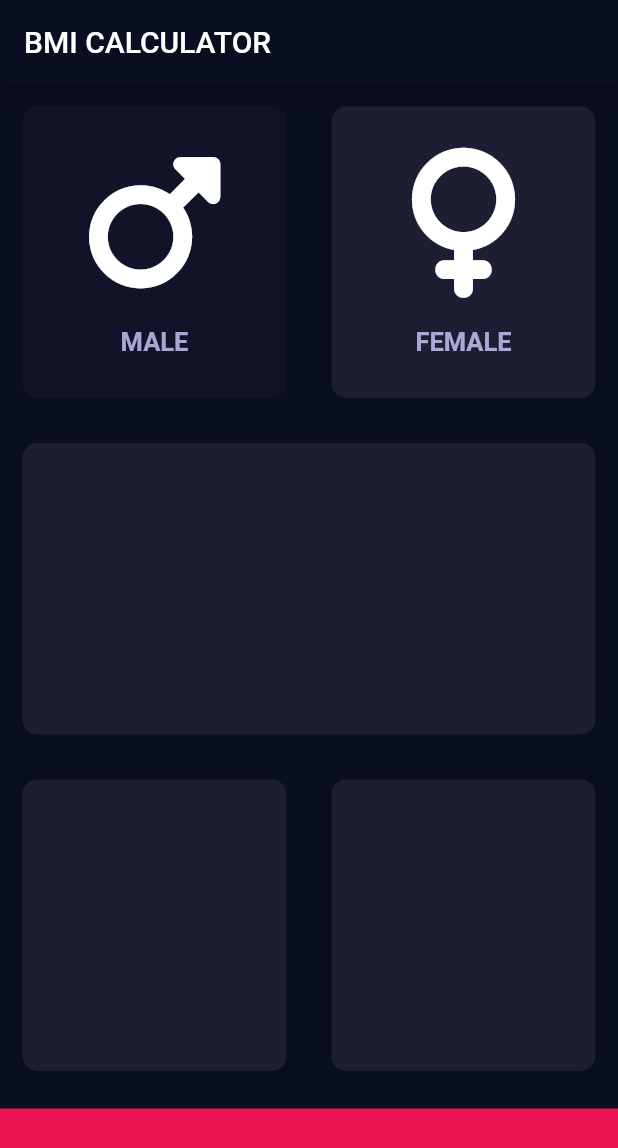
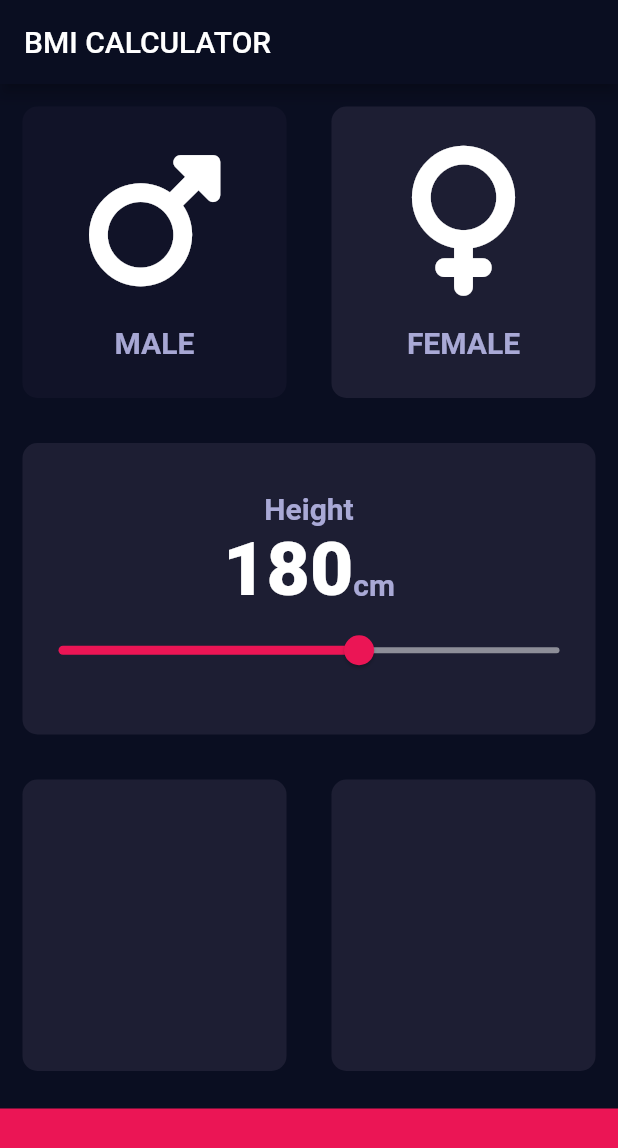
Before and after one commit to londonappbrewery/bmi-calculator-flutter, a Flutter app: the screen it shows after launch, after a tap on "MALE", on a phone screen of 412 x 824 dp. Shown: the top 1148 px of the screen. Run offline on Flutter 3.47's test engine with Material 2 defaults, Android fonts, the phone set to English and light mode, and no system bars; our stand-ins replace font_awesome_flutter.

Commit message:
Input Page Completed

```diff
--- a/lib/Reusable_Card.dart
+++ /dev/null
@@ -1,18 +0,0 @@
-import 'package:flutter/material.dart';
-
-class ReusableCard extends StatelessWidget {
-  ReusableCard({@required this.colour, this.cardChild});
-  final Widget cardChild;
-  final Color colour;
-  @override
-  Widget build(BuildContext context) {
-    return Container(
-      child: cardChild,
-      margin: EdgeInsets.all(15.0),
-      decoration: BoxDecoration(
-        color: colour,
-        borderRadius: BorderRadius.circular(10.0),
-      ),
-    );
-  }
-}
--- /dev/null
+++ b/lib/components/Reusable_Card.dart
@@ -0,0 +1,22 @@
+import 'package:flutter/material.dart';
+
+class ReusableCard extends StatelessWidget {
+  ReusableCard({@required this.colour, this.cardChild, this.onPress});
+  final Widget cardChild;
+  final Color colour;
+  final Function onPress;
+  @override
+  Widget build(BuildContext context) {
+    return GestureDetector(
+      onTap: onPress,
+      child: Container(
+        child: cardChild,
+        margin: EdgeInsets.all(15.0),
+        decoration: BoxDecoration(
+          color: colour,
+          borderRadius: BorderRadius.circular(10.0),
+        ),
+      ),
+    );
+  }
+}
--- a/lib/card_details.dart
+++ b/lib/components/card_details.dart
@@ -1,13 +1,9 @@
 import 'package:flutter/material.dart';
-
-const labelStyle = TextStyle(
-  color: Color(0xCCCCCCFF),
-  fontSize: 17,
-  fontWeight: FontWeight.bold,
-);
+import '../constants.dart';
 
 class cardDetails extends StatelessWidget {
   cardDetails({this.cardIcon, this.cardText});
+
   final IconData cardIcon;
   final String cardText;
 
@@ -25,7 +21,7 @@ class cardDetails extends StatelessWidget {
         ),
         Text(
           cardText,
-          style: labelStyle,
+          style: kLabelStyle,
         ),
       ],
     );
--- /dev/null
+++ b/lib/constants.dart
@@ -0,0 +1,14 @@
+import 'package:flutter/material.dart';
+
+const kCardColour = Color(0xFF1D1E33);
+const kTapCardColour = Color(0xFF111328);
+const kBottomContainerColor = Color(0xFFEB1555);
+const kNumberStyle = TextStyle(
+  fontSize: 50.0,
+  fontWeight: FontWeight.w900,
+);
+const kLabelStyle = TextStyle(
+  color: Color(0xCCCCCCFF),
+  fontSize: 20,
+  fontWeight: FontWeight.bold,
+);
--- a/lib/input_page.dart
+++ /dev/null
@@ -1,120 +0,0 @@
-import 'package:flutter/material.dart';
-import 'package:font_awesome_flutter/font_awesome_flutter.dart';
-import 'Reusable_Card.dart';
-import 'card_details.dart';
-
-const cardColour = Color(0xFF1D1E33);
-const tapCardColour = Color(0xFF111328);
-const bottomContainerColor = Color(0xFFEB1555);
-
-enum Gender {
-  male,
-  female,
-}
-
-class InputPage extends StatefulWidget {
-  @override
-  _InputPageState createState() => _InputPageState();
-}
-
-class _InputPageState extends State<InputPage> {
-  Color maleCardColor = cardColour;
-  Color femaleCardColor = cardColour;
-
-  void updateColor(Gender gender) {
-    if (gender == Gender.male) {
-      if (maleCardColor == cardColour) {
-        maleCardColor = tapCardColour;
-        femaleCardColor = cardColour;
-      } else {
-        maleCardColor = cardColour;
-      }
-    } else if (gender == Gender.female) {
-      if (femaleCardColor == cardColour) {
-        maleCardColor = cardColour;
-        femaleCardColor = tapCardColour;
-      } else {
-        femaleCardColor = cardColour;
-      }
-    }
-  }
-
-  @override
-  Widget build(BuildContext context) {
-    return Scaffold(
-      appBar: AppBar(
-        title: Text('BMI CALCULATOR'),
-        backgroundColor: Color(0xFF0A0E21),
-      ),
-      body: Column(
-        children: [
-          Expanded(
-            child: Row(
-              children: [
-                Expanded(
-                  child: GestureDetector(
-                    onTap: () {
-                      setState(() {
-                        updateColor(Gender.male);
-                      });
-                    },
-                    child: ReusableCard(
-                      colour: maleCardColor,
-                      cardChild: cardDetails(
-                        cardIcon: FontAwesomeIcons.mars,
-                        cardText: 'MALE',
-                      ),
-                    ),
-                  ),
-                ),
-                Expanded(
-                  child: GestureDetector(
-                    onTap: () {
-                      setState(() {
-                        updateColor(Gender.female);
-                      });
-                    },
-                    child: ReusableCard(
-                      colour: femaleCardColor,
-                      cardChild: cardDetails(
-                        cardIcon: FontAwesomeIcons.venus,
-                        cardText: 'FEMALE',
-                      ),
-                    ),
-                  ),
-                )
-              ],
-            ),
-          ),
-          Expanded(
-            child: ReusableCard(
-              colour: cardColour,
-            ),
-          ),
-          Expanded(
-            child: Row(
-              children: [
-                Expanded(
-                  child: ReusableCard(
-                    colour: cardColour,
-                  ),
-                ),
-                Expanded(
-                  child: ReusableCard(
-                    colour: cardColour,
-                  ),
-                )
-              ],
-            ),
-          ),
-          Container(
-            color: bottomContainerColor,
-            margin: EdgeInsets.only(top: 10.0),
-            height: 85.0,
-            width: double.infinity,
-          ),
-        ],
-      ),
-    );
-  }
-}
--- a/lib/main.dart
+++ b/lib/main.dart
@@ -1,5 +1,5 @@
 import 'package:flutter/material.dart';
-import 'input_page.dart';
+import 'screens/input_page.dart';
 
 void main() => runApp(BMICalculator());
 
--- /dev/null
+++ b/lib/screens/input_page.dart
@@ -0,0 +1,135 @@
+import 'package:flutter/material.dart';
+import 'package:font_awesome_flutter/font_awesome_flutter.dart';
+import '../components/Reusable_Card.dart';
+import '../components/card_details.dart';
+import '../constants.dart';
+
+enum Gender {
+  male,
+  female,
+}
+
+class InputPage extends StatefulWidget {
+  @override
+  _InputPageState createState() => _InputPageState();
+}
+
+class _InputPageState extends State<InputPage> {
+  Gender selectedGender;
+  int height = 180;
+
+  @override
+  Widget build(BuildContext context) {
+    return Scaffold(
+      appBar: AppBar(
+        title: Text('BMI CALCULATOR'),
+        backgroundColor: Color(0xFF0A0E21),
+      ),
+      body: Column(
+        crossAxisAlignment: CrossAxisAlignment.stretch,
+        children: [
+          Expanded(
+            child: Row(
+              children: [
+                Expanded(
+                  child: ReusableCard(
+                    onPress: () {
+                      setState(() {
+                        selectedGender = Gender.male;
+                      });
+                    },
+                    colour: selectedGender == Gender.male
+                        ? kTapCardColour
+                        : kCardColour,
+                    cardChild: cardDetails(
+                      cardIcon: FontAwesomeIcons.mars,
+                      cardText: 'MALE',
+                    ),
+                  ),
+                ),
+                Expanded(
+                  child: ReusableCard(
+                    onPress: () {
+                      setState(() {
+                        selectedGender = Gender.female;
+                      });
+                    },
+                    colour: selectedGender == Gender.female
+                        ? kTapCardColour
+                        : kCardColour,
+                    cardChild: cardDetails(
+                      cardIcon: FontAwesomeIcons.venus,
+                      cardText: 'FEMALE',
+                    ),
+                  ),
+                )
+              ],
+            ),
+          ),
+          Expanded(
+            child: ReusableCard(
+              cardChild: Column(
+                mainAxisAlignment: MainAxisAlignment.center,
+                children: [
+                  Text(
+                    'Height',
+                    style: kLabelStyle,
+                  ),
+                  Row(
+                    mainAxisAlignment: MainAxisAlignment.center,
+                    crossAxisAlignment: CrossAxisAlignment.baseline,
+                    textBaseline: TextBaseline.alphabetic,
+                    children: [
+                      Text(
+                        height.toString(),
+                        style: kNumberStyle,
+                      ),
+                      Text(
+                        'cm',
+                        style: kLabelStyle,
+                      )
+                    ],
+                  ),
+                  Slider(
+                      value: height.toDouble(),
+                      max: 220,
+                      min: 120,
+                      activeColor: Color(0xFFEB1555),
+                      inactiveColor: Color(0xFF8D8E98),
+                      onChanged: (double newHeight) {
+                        setState(() {
+                          height = newHeight.round();
+                        });
+                      })
+                ],
+              ),
+              colour: kCardColour,
+            ),
+          ),
+          Expanded(
+            child: Row(
+              children: [
+                Expanded(
+                  child: ReusableCard(
+                    colour: kCardColour,
+                  ),
+                ),
+                Expanded(
+                  child: ReusableCard(
+                    colour: kCardColour,
+                  ),
+                )
+              ],
+            ),
+          ),
+          Container(
+            color: kBottomContainerColor,
+            margin: EdgeInsets.only(top: 10.0),
+            height: 85.0,
+            width: double.infinity,
+          ),
+        ],
+      ),
+    );
+  }
+}
```
Also changed, not shown: lib/bmi_brain.dart (added).
